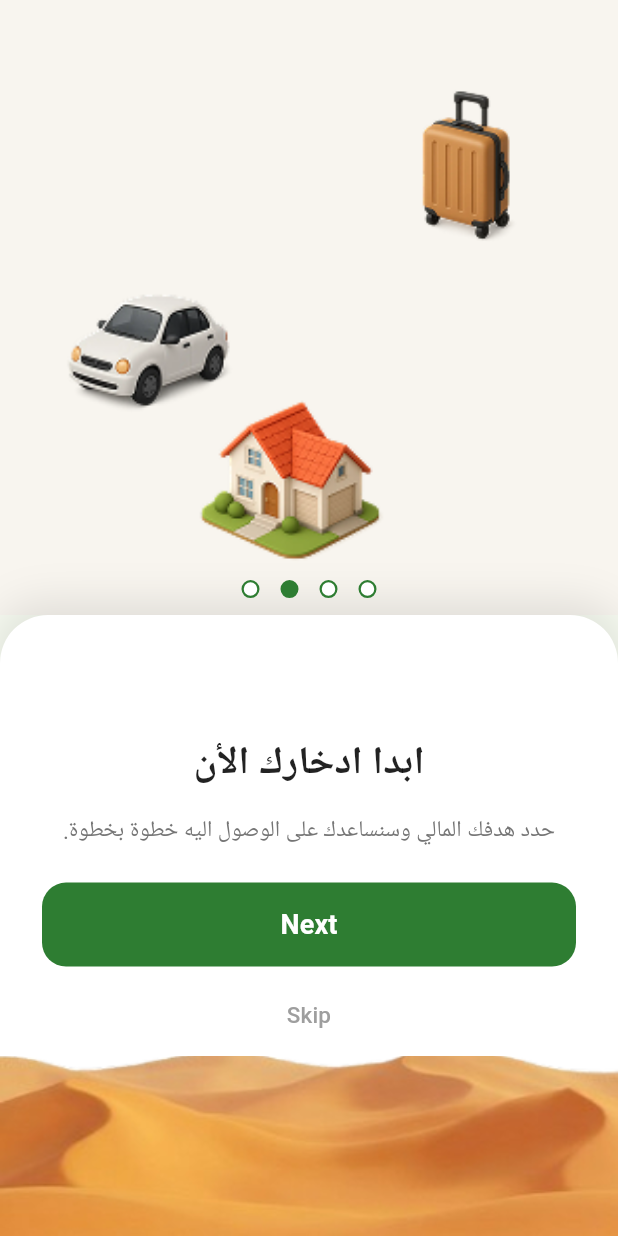
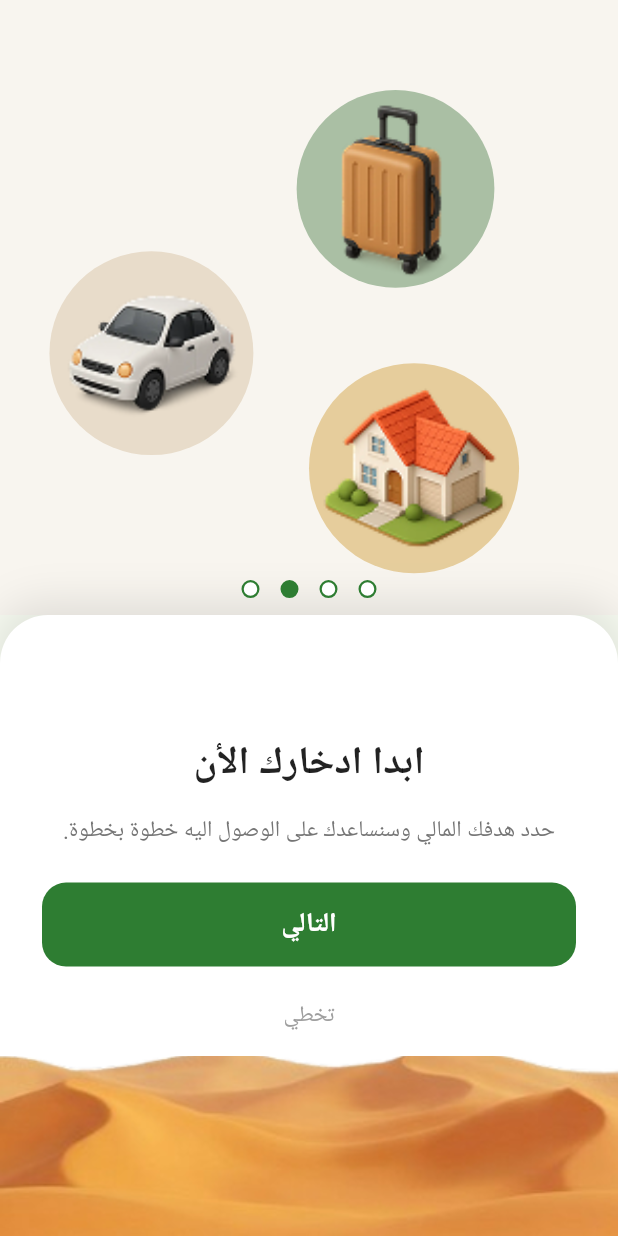
Before and after one commit to shim079/tajory, a Flutter app: the screen it shows after launch, swiped to page 3, on a phone screen of 412 x 824 dp. Run offline on Flutter 3.47's test engine with Material 3 defaults, Android fonts, the phone set to English and light mode, and no system bars; our stand-ins replace cloud_firestore, file_picker, firebase_auth, firebase_core, firebase_storage, flutter_svg and 1 more; accounts and stored records are empty; Roboto replaces fonts that are missing (Cairo); project files that could hold a hidden picture were left out.

Commit message:
Describe your changes

```diff
--- a/lib/auth/step_account.dart
+++ b/lib/auth/step_account.dart
@@ -270,7 +270,7 @@ class _StepAccountState extends State<StepAccount> {
                 onPressed: (_isLoading || !_agreedToTerms) ? null : _register,
                 style: FilledButton.styleFrom(
                   backgroundColor: const Color(0xFF2E7D32),
-                  disabledBackgroundColor: const Color(0xFF2E7D32).withValues(alpha: 0.5),
+                  disabledBackgroundColor: const Color(0xFF2E7D32).withValues(alpha: 0.8),
                   shape: RoundedRectangleBorder(
                     borderRadius: BorderRadius.circular(14),
                   ),
@@ -318,7 +318,7 @@ class _StepAccountState extends State<StepAccount> {
       crossAxisAlignment: CrossAxisAlignment.start,
       children: rules.map((rule) {
         return Padding(
-          padding: const EdgeInsets.only(bottom: 4),
+          padding: const EdgeInsets.only(bottom: 24),
           child: Row(
             children: [
               Icon(
--- a/lib/auth/step_companion.dart
+++ b/lib/auth/step_companion.dart
@@ -149,7 +149,7 @@ class _StepCompanionState extends State<StepCompanion> {
               ),
             ),
           ),
-          const SizedBox(height: 24),
+          const SizedBox(height: 160),
         ],
       ),
     );
--- a/lib/auth/step_financial_goals.dart
+++ b/lib/auth/step_financial_goals.dart
@@ -173,7 +173,7 @@ class _StepFinancialGoalsState extends State<StepFinancialGoals> {
                 onPressed: _submit,
                 child: const Text('تخطي'),
               ),
-              const SizedBox(height: 16),
+              const SizedBox(height: 106),
             ],
           ),
         );
--- a/lib/onboarding/onboarding_data.dart
+++ b/lib/onboarding/onboarding_data.dart
@@ -32,7 +32,7 @@ const List<OnboardingData> onboardingPages = [
     title: '',
     description:
         'Your smart companion for building better financial habits and achieving your financial goals.',
-    primaryButtonText: 'Next',
+    primaryButtonText: 'التالي',
     illustrationType: OnboardingIllustrationType.logo,
     backgroundColor: Color(0xFFF8F5EF),
   ),
@@ -40,7 +40,7 @@ const List<OnboardingData> onboardingPages = [
     title: 'ابدأ رحلتك نحو مستقبل مالي أفضل',
     description:
         'حول كل مبلغ تدخره الى خطوة جديدة, وشاهد واحتك تنمو مع كل انجاز.',
-    primaryButtonText: 'Next',
+    primaryButtonText: 'التالي',
     illustrationType: OnboardingIllustrationType.desertOnly,
     backgroundColor: null,
   ),
@@ -48,7 +48,7 @@ const List<OnboardingData> onboardingPages = [
     title: 'ابدا ادخارك الأن',
     description:
         'حدد هدفك المالي وسنساعدك على الوصول اليه خطوة بخطوة.',
-    primaryButtonText: 'Next',
+    primaryButtonText: 'التالي',
     illustrationType: OnboardingIllustrationType.floatingGoals,
     backgroundColor: Color(0xFFF8F5EF),
   ),
@@ -56,7 +56,7 @@ const List<OnboardingData> onboardingPages = [
     title: 'مرشدك المالي معك في كل خطوة',
     description:
         'احصل على نصائح دكية و تتبع تقدمك واكتشف عاداتك المالية.',
-    primaryButtonText: 'Get Started',
+    primaryButtonText: 'ابدأ الأن',
     secondaryButtonText: 'هل لديك حساب بالفعل؟ سجّل الدخول',
     showSkip: false,
     illustrationType: OnboardingIllustrationType.advisor,
--- a/lib/onboarding/onboarding_page.dart
+++ b/lib/onboarding/onboarding_page.dart
@@ -64,17 +64,6 @@ class _OnboardingPageState extends State<OnboardingPage>
         child: Stack(
           fit: StackFit.expand,
           children: [
-            Positioned(
-              top: MediaQuery.of(context).padding.top + 8,
-              left: 16,
-              child: IconButton(
-                icon: const Icon(
-                  Icons.arrow_back,
-                  color: Colors.black87,
-                ),
-                onPressed: () => Navigator.pop(context),
-              ),
-            ),
             Center(
               child: Column(
                 mainAxisSize: MainAxisSize.min,
@@ -89,7 +78,7 @@ class _OnboardingPageState extends State<OnboardingPage>
                   ),
                   const SizedBox(height: 16),
                   const Text(
-                    'Tajouri',
+                    'تجوري',
                     style: TextStyle(
                       fontSize: 32,
                       fontWeight: FontWeight.bold,
@@ -179,27 +168,51 @@ class _OnboardingPageState extends State<OnboardingPage>
         return Stack(
           children: [
             Positioned(
-              top: size.height * 0.06 + _floatAnimations[2].value,
-              right: size.width * 0.1,
+              top: size.height * 0.07 + _floatAnimations[2].value,
+              right: size.width * 0.2,
+              child: Container(
+                width: size.width * 0.32,
+                height: size.width * 0.32,
+                decoration: const BoxDecoration(
+                  color: Color(0x805C8A5A),
+                  shape: BoxShape.circle,
+                ),
                 child: _buildGoalImage(
                   'assets/images/سفر.png',
                   size.width * 0.28,
                 ),
               ),
+            ),
             Positioned(
               top: size.height * 0.20 + _floatAnimations[1].value,
               left: size.width * 0.08,
+              child: Container(
+                width: size.width * 0.33,
+                height: size.width * 0.33,
+                decoration: const BoxDecoration(
+                  color: Color(0x80D8C3A5),
+                  shape: BoxShape.circle,
+                ),
                 child: _buildGoalImage(
                   'assets/images/سيارة.png',
                   size.width * 0.32,
                 ),
               ),
+            ),
             Positioned(
-              bottom: size.height * 0.02 + _floatAnimations[0].value,
-              left: size.width * 0.30,
+              bottom: size.height * 0.03 + _floatAnimations[0].value,
+              left: size.width * 0.50,
+              child: Container(
+                width: size.width * 0.34,
+                height: size.width * 0.34,
+                decoration: const BoxDecoration(
+                  color: Color(0x80D4A64A),
+                  shape: BoxShape.circle,
+                ),
                 child: _buildGoalImage(
                   'assets/images/بيت.png',
                   size.width * 0.34,
+                ),
               ),
             ),
           ],
--- a/lib/onboarding/onboarding_screen.dart
+++ b/lib/onboarding/onboarding_screen.dart
@@ -120,7 +120,7 @@ class _OnboardingScreenState extends State<OnboardingScreen> {
                     if (data.showSkip) ...[
                       const SizedBox(height: 8),
                       OnboardingSecondaryButton(
-                        text: 'Skip',
+                        text: 'تخطي',
                         onPressed: _completeOnboarding,
                       ),
                     ] else if (data.secondaryButtonText != null) ...[
```
Also changed, not shown: pubspec.lock. Lines whose indentation alone changed are shown as unchanged.
